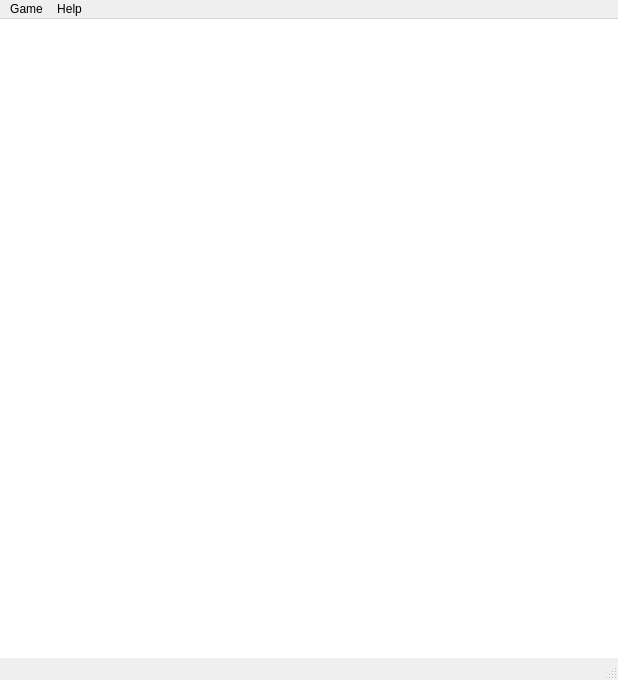
First picture: the form in mainwindow.ui, repository ohwgiles/fivehundred, before the edit.
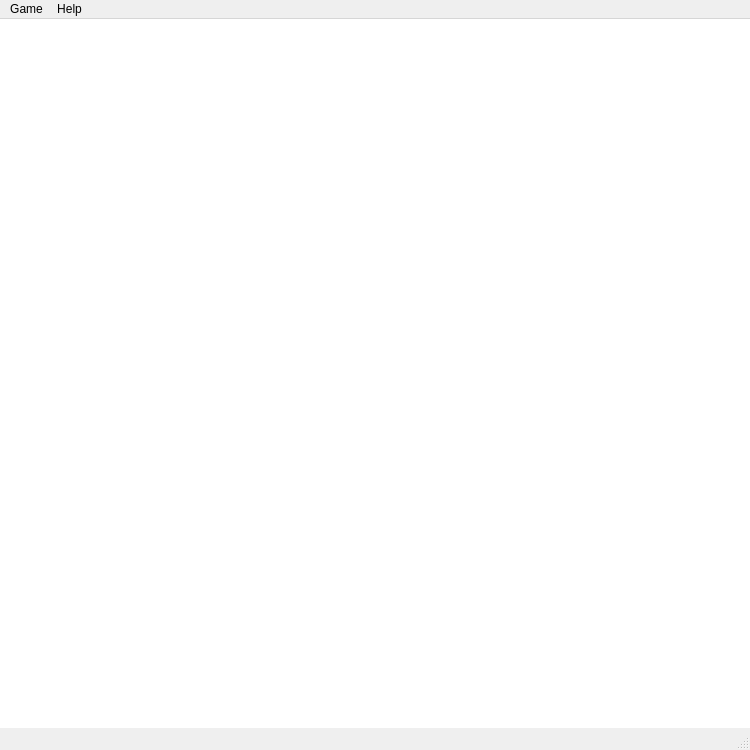
Second picture: the form after the edit.

The edit to the form file:
```diff
--- a/mainwindow.ui
+++ b/mainwindow.ui
@@ -6,8 +6,8 @@
    <rect>
     <x>0</x>
     <y>0</y>
-    <width>618</width>
-    <height>680</height>
+    <width>750</width>
+    <height>750</height>
    </rect>
   </property>
   <property name="windowTitle">
@@ -25,8 +25,8 @@
      <widget class="QGraphicsView" name="graphicsView">
       <property name="minimumSize">
        <size>
-        <width>600</width>
-        <height>600</height>
+        <width>650</width>
+        <height>650</height>
        </size>
       </property>
       <property name="styleSheet">
@@ -47,7 +47,7 @@
     <rect>
      <x>0</x>
      <y>0</y>
-     <width>618</width>
+     <width>750</width>
      <height>27</height>
     </rect>
    </property>
```
